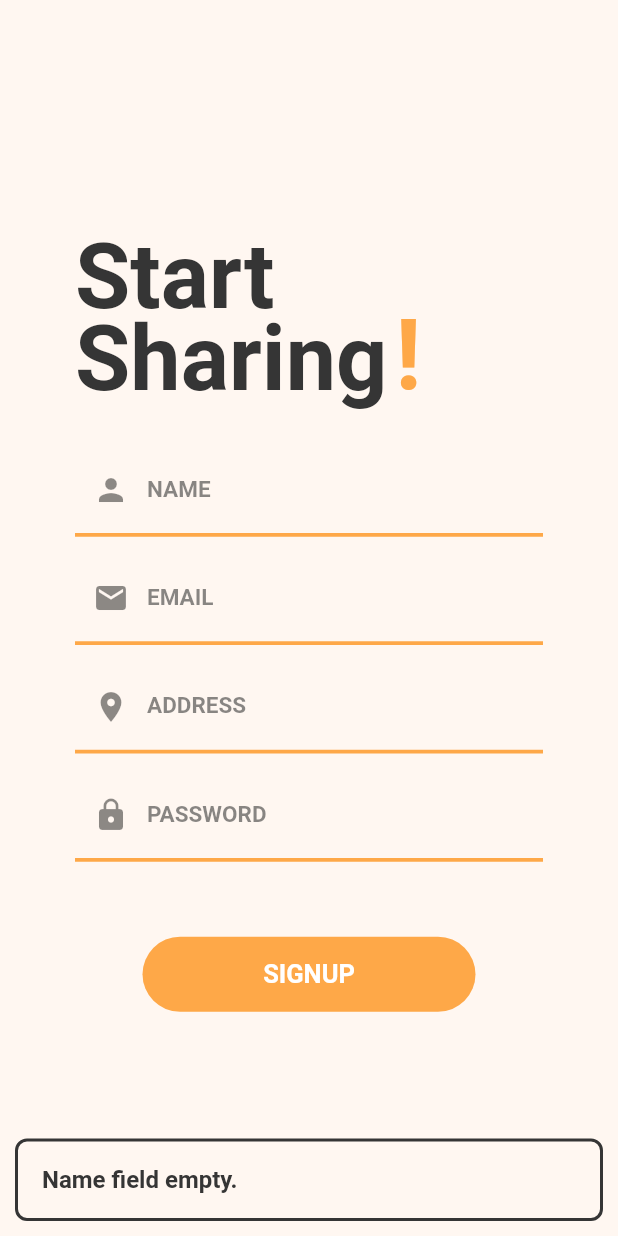
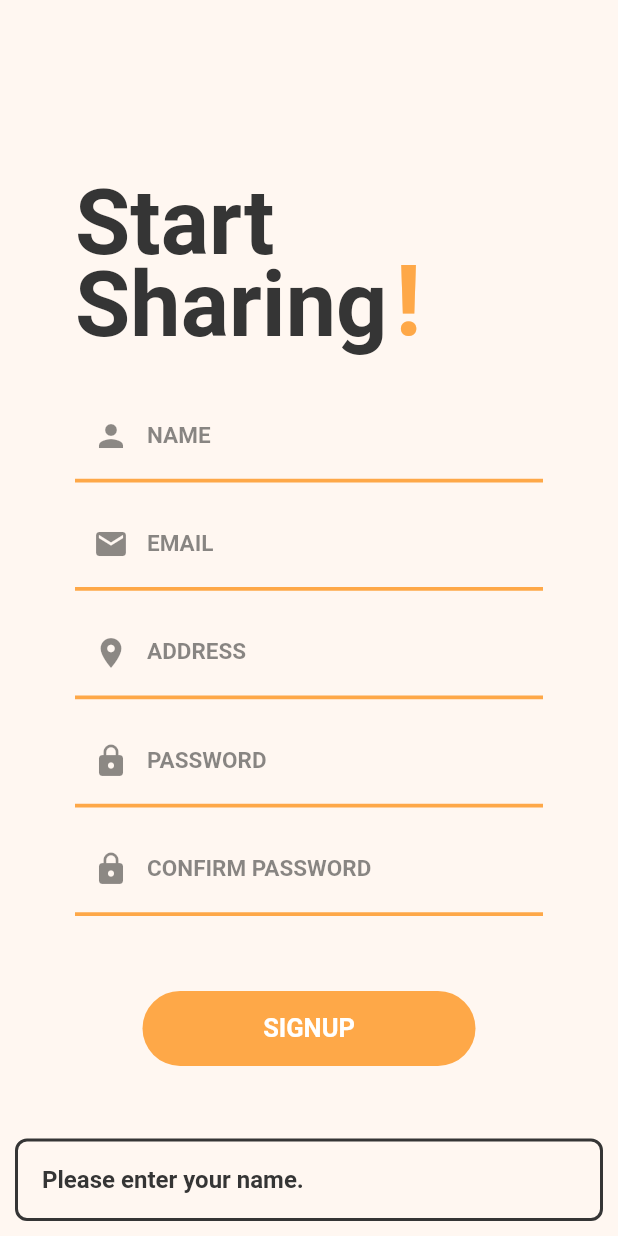
Before and after one commit to Food-For-Good/ffg-mobile, a Flutter app: the RegisterScreen screen opened by its route, after a tap on "SIGNUP", on a phone screen of 412 x 824 dp. Run offline on Flutter 3.47's test engine with Material 2 defaults, Android fonts, the phone set to English and light mode, and no system bars; our stand-ins replace cloud_firestore, firebase_auth, flushbar, flutter_map, flutter_spinkit, font_awesome_flutter and 3 more; missing offline and left inert: geocoder; accounts and stored records are empty; Roboto replaces fonts that are missing (Proxima Nova).

Commit message:
Added better validation messages and confirm password.

```diff
--- a/lib/constants.dart
+++ b/lib/constants.dart
@@ -42,26 +42,30 @@ void kShowFlushBar(
   String message = 'UNKOWN ERROR';
   if (customError) {
     message = content;
-  } else if (content.contains('email != null')) {
-    message = 'Email field empty.';
-  } else if (content.contains('password != null')) {
-    message = 'Password feild empty.';
+  } else if (content.contains('ERROR_EMAIL_FIELD_EMPTY')) {
+    message = 'Please enter your email.';
+  } else if (content.contains('ERROR_PASSWORD_FIELD_EMPTY')) {
+    message = 'Please enter your password.';
+  } else if (content.contains('ERROR_CONFIRM_PASSWORD_FIELD_EMPTY')) {
+    message = 'Please confirm your password.';
   } else if (content.contains('ERROR_INVALID_EMAIL')) {
-    message = 'Invalid email.';
+    message = 'Your email seems to be invalid.';
   } else if (content.contains('ERROR_WRONG_PASSWORD')) {
-    message = 'Invalid password.';
+    message = 'Your password seems to be invalid.';
   } else if (content.contains('ERROR_TOO_MANY_REQUESTS')) {
-    message = 'Too many invalid requests. Try again later.';
+    message = 'Too many invalid requests. Please try again later.';
   } else if (content.contains('ERROR_USER_NOT_FOUND')) {
     message = 'No user found with this email. Please SignUp first.';
   } else if (content.contains('ERROR_NAME_FIELD_EMPTY')) {
-    message = 'Name field empty.';
+    message = 'Please enter your name.';
   } else if (content.contains('ERROR_ADDRESS_FIELD_EMPTY')) {
-    message = 'Address field empty.';
+    message = 'Please enter your address.';
   } else if (content.contains('ERROR_WEAK_PASSWORD')) {
-    message = 'Weak password. Must contain atleast 6 characters.';
+    message = 'Your password is weak. Please enter atleast 6 characters.';
   } else if (content.contains('ERROR_EMAIL_ALREADY_IN_USE')) {
-    message = 'Email already registered. Please SignIn.';
+    message = 'There is already an account with this email. Please SignIn instead.';
+  } else if (content.contains('ERROR_PASSWORD_MISSMATCH')) {
+    message = 'The passwords do not match.';
   }
   Flushbar(
     borderRadius: 8,
--- a/lib/screens/register_screen.dart
+++ b/lib/screens/register_screen.dart
@@ -15,7 +15,7 @@ class RegisterScreen extends StatefulWidget {
 
 class RegisterScreenState extends State<RegisterScreen> {
   bool showSpinner = false;
-  String _name, _email, _password, _address;
+  String _name, _email, _password, _confirmPassword, _address;
   Firestore _firestore = Firestore.instance;
 
   @override
@@ -77,7 +77,6 @@ class RegisterScreenState extends State<RegisterScreen> {
                       textCap: TextCapitalization.words,
                       changed: (value) {
                         this._name = value;
-                        print(value);
                       },
                     ),
                     SizedBox(height: 10.0),
@@ -87,7 +86,6 @@ class RegisterScreenState extends State<RegisterScreen> {
                       kbType: TextInputType.emailAddress,
                       changed: (value) {
                         this._email = value;
-                        print(value);
                       },
                     ),
                     SizedBox(height: 10.0),
@@ -97,7 +95,6 @@ class RegisterScreenState extends State<RegisterScreen> {
                       textCap: TextCapitalization.sentences,
                       changed: (value) {
                         this._address = value;
-                        print(value);
                       },
                     ),
                     SizedBox(height: 10.0),
@@ -107,7 +104,15 @@ class RegisterScreenState extends State<RegisterScreen> {
                       isPass: true,
                       changed: (value) {
                         this._password = value;
-                        print(value);
+                      },
+                    ),
+                    SizedBox(height: 10.0),
+                    CustomTextFeild(
+                      label: 'CONFIRM PASSWORD',
+                      prefixIcon: Icon(Icons.lock),
+                      isPass: true,
+                      changed: (value) {
+                        this._confirmPassword = value;
                       },
                     ),
                     SizedBox(height: 50.0),
@@ -120,10 +125,18 @@ class RegisterScreenState extends State<RegisterScreen> {
                         });
                         try {
                           // checking empty fields
-                          if (_name == null) {
+                          if (this._name == null) {
                             throw 'ERROR_NAME_FIELD_EMPTY';
-                          } else if (_address == null) {
+                          } else if (this._address == null) {
                             throw 'ERROR_ADDRESS_FIELD_EMPTY';
+                          } else if (this._email == null) {
+                            throw 'ERROR_EMAIL_FIELD_EMPTY';
+                          } else if (this._password == null) {
+                            throw 'ERROR_PASSWORD_FIELD_EMPTY';
+                          } else if (this._confirmPassword == null) {
+                            throw 'ERROR_CONFIRM_PASSWORD_FIELD_EMPTY';
+                          } else if (this._password != _confirmPassword) {
+                            throw 'ERROR_PASSWORD_MISSMATCH';
                           }
 
                           // creating the user
--- a/pubspec.yaml
+++ b/pubspec.yaml
@@ -42,6 +42,9 @@ dev_dependencies:
   # User Auth
   firebase_auth: ^0.16.1
   google_sign_in: ^4.5.1
+
+  # State management
+  provider: ^4.3.2+2
 
   # Map dependencies
   flutter_map: ^0.10.1+1
```
Also changed, not shown: pubspec.lock.
